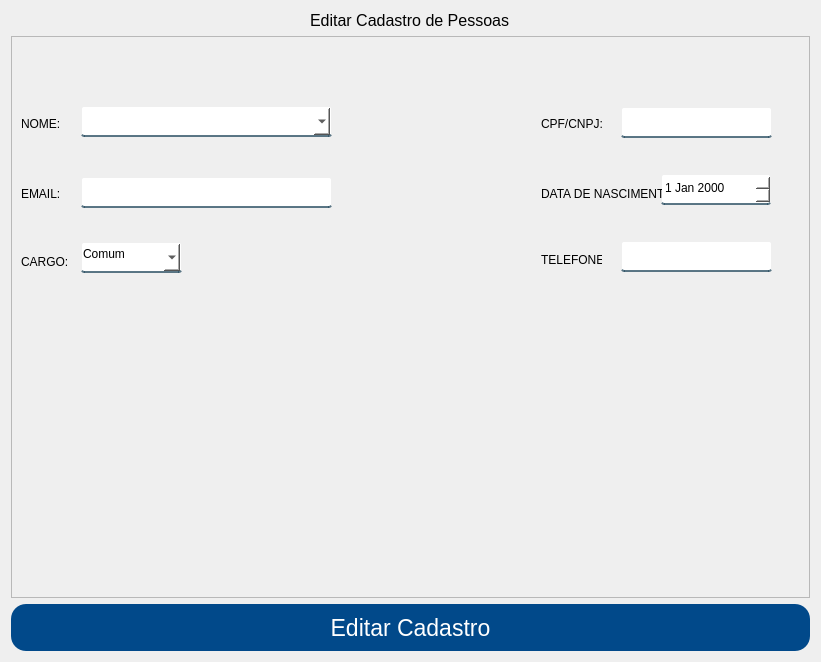
Senac-SOR-ADS/Mapa-de-Sala, file App/view/ui/editarPessoa.ui: the form before one commit.
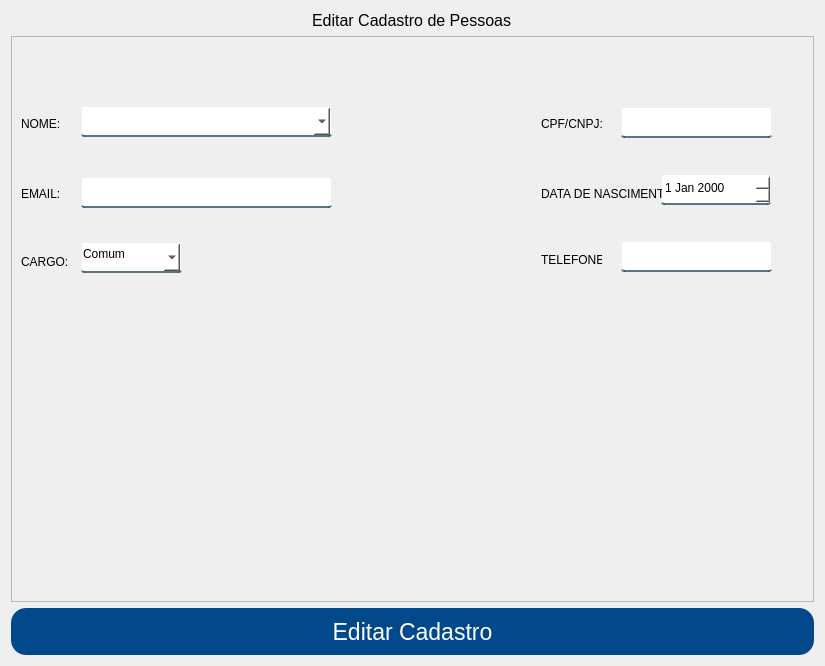
The form after the commit.

```diff
--- a/App/view/ui/editarPessoa.ui
+++ b/App/view/ui/editarPessoa.ui
@@ -51,7 +51,7 @@
      </property>
     </widget>
    </item>
-   <item>
+   <item alignment="Qt::AlignHCenter">
     <widget class="QFrame" name="frame">
      <property name="sizePolicy">
       <sizepolicy hsizetype="Preferred" vsizetype="Expanding">
@@ -59,6 +59,12 @@
        <verstretch>0</verstretch>
       </sizepolicy>
      </property>
+     <property name="minimumSize">
+      <size>
+       <width>803</width>
+       <height>566</height>
+      </size>
+     </property>
      <property name="frameShape">
       <enum>QFrame::StyledPanel</enum>
      </property>
```
